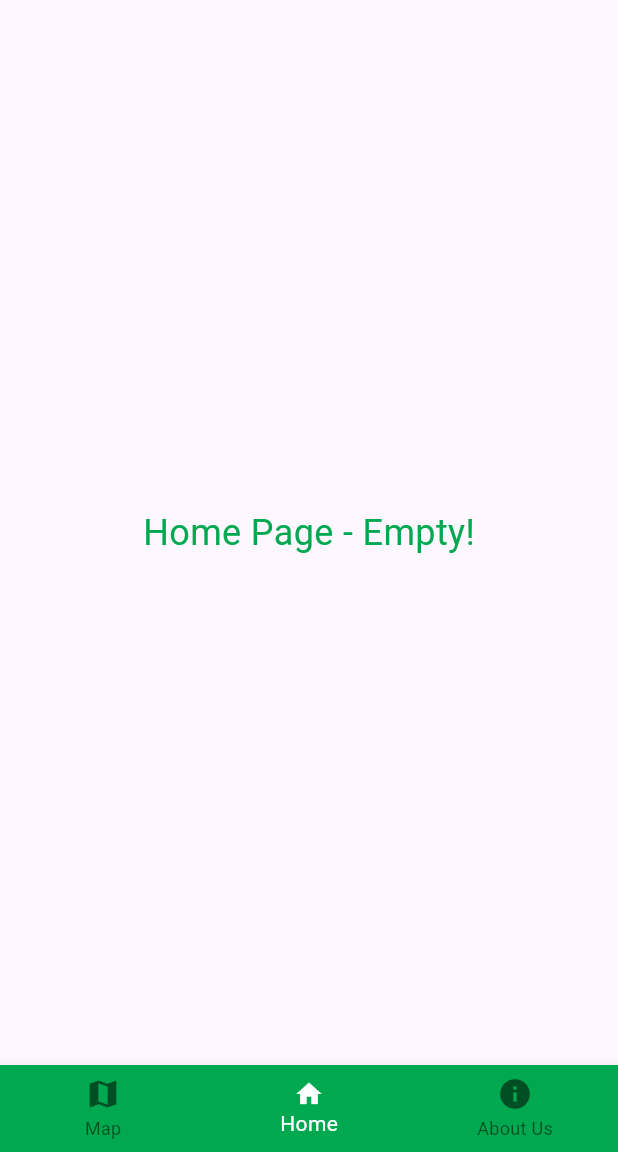
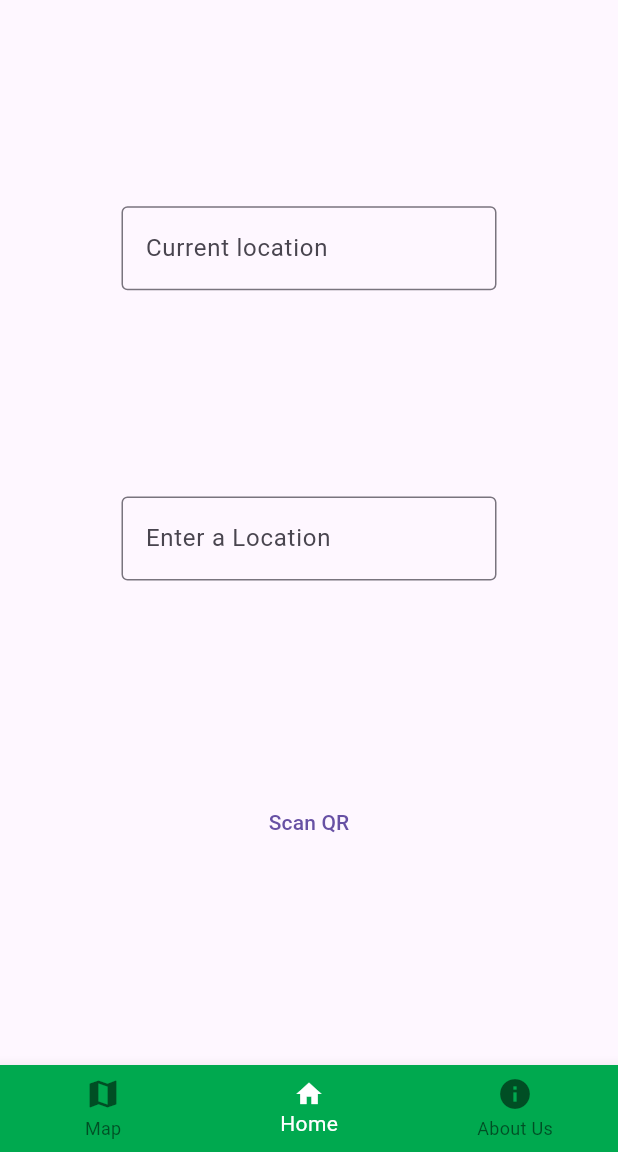
Before and after one commit to INDY-5-Team/Path_Finder, a Flutter app: the screen it shows after launch, item 2 of the bottom bar chosen, on a phone screen of 412 x 824 dp, the part 84-1236 px from its top. Run offline on Flutter 3.47's test engine with Material 3 defaults, Android fonts, the phone set to English and light mode, and no system bars; missing offline and left inert: mobile_scanner.

Commit message:
QR Code Implementation

```diff
--- a/flutter-application/lib/Pages/home_page.dart
+++ b/flutter-application/lib/Pages/home_page.dart
@@ -1,19 +1,53 @@
 import 'package:flutter/material.dart';
+import 'package:my_navigation_app/qrscan.dart';
 
-class HomePage extends StatelessWidget {
+class HomePage extends StatefulWidget {
   final double textSize;
-  const HomePage({super.key, required this.textSize});
+  const HomePage({Key? key, required this.textSize});
 
   @override
-  Widget build(BuildContext context) {
-    return Center(
-      child: Text(
-        'Home Page - Empty!',
-        style: TextStyle(
-            fontFamily: 'Sans-serif',
-            fontSize: textSize,
-            color: const Color(0xFF00A94F)),
+  _HomePageState createState() => _HomePageState();
+}
+class _HomePageState extends State<HomePage>{
+  final TextEditingController _result = TextEditingController();
+
+  void setresult(String result){
+    _result.text = result;
+  }
+
+@override
+Widget build(BuildContext context) {
+  return Center(
+    child: SizedBox(
+      width: 250,
+      child: Column(
+        mainAxisAlignment: MainAxisAlignment.spaceEvenly,
+        crossAxisAlignment: CrossAxisAlignment.center,
+        children: [TextField(
+          controller: _result,
+            decoration: InputDecoration(
+              labelText: 'Current location',
+              border: OutlineInputBorder(),
+            ),
+          ),
+          const TextField(
+            decoration: InputDecoration(
+              border: OutlineInputBorder(),
+              labelText: 'Enter a Location',
+            ),
+          ),
+          TextButton(
+            onPressed: () => Navigator.of(context).push(
+              MaterialPageRoute(
+                builder: (context) => QrCodeScanner(setresult: setresult),
+              ),
+            ),
+            child: Text("Scan QR"),
+          ),
+        ],
       ),
-    );
-  }
+    ),
+  );
 }
+
+}
--- a/flutter-application/pubspec.yaml
+++ b/flutter-application/pubspec.yaml
@@ -34,6 +34,7 @@ dependencies:
   # The following adds the Cupertino Icons font to your application.
   # Use with the CupertinoIcons class for iOS style icons.
   cupertino_icons: ^1.0.8
+  mobile_scanner: ^6.0.2
 
 
 dev_dependencies:
@@ -45,7 +46,7 @@ dev_dependencies:
   # activated in the `analysis_options.yaml` file located at the root of your
   # package. See that file for information about deactivating specific lint
   # rules and activating additional ones.
-  flutter_lints: ^4.0.0
+  flutter_lints: ^5.0.0
 
 # For information on the generic Dart part of this file, see the
 # following page: https://dart.dev/tools/pub/pubspec
```
Also changed, not shown: flutter-application/lib/qrscan.dart (added, +31 -0 lines), 2 other files.
